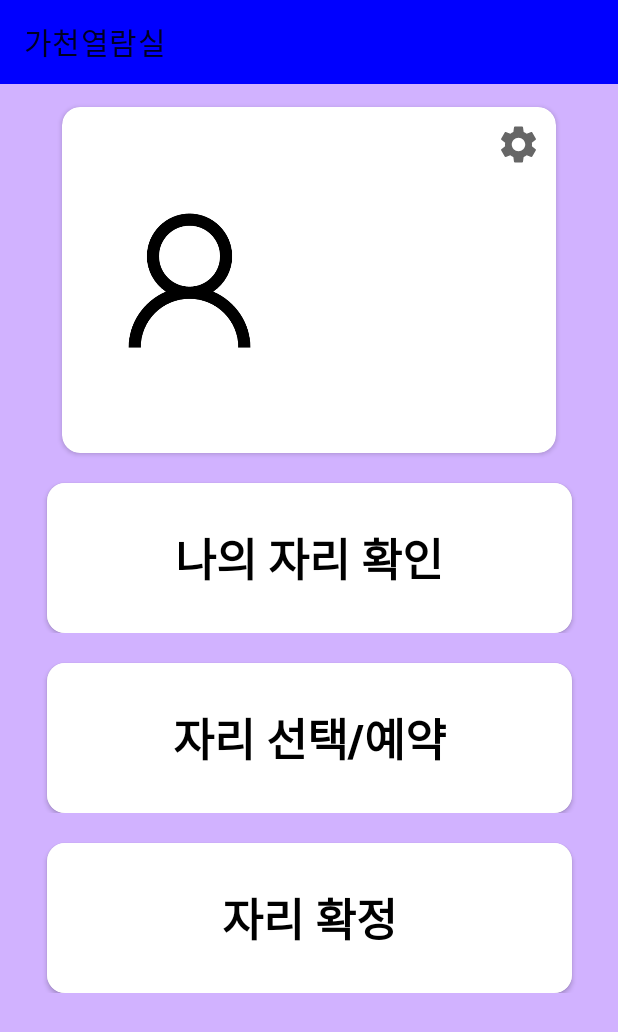
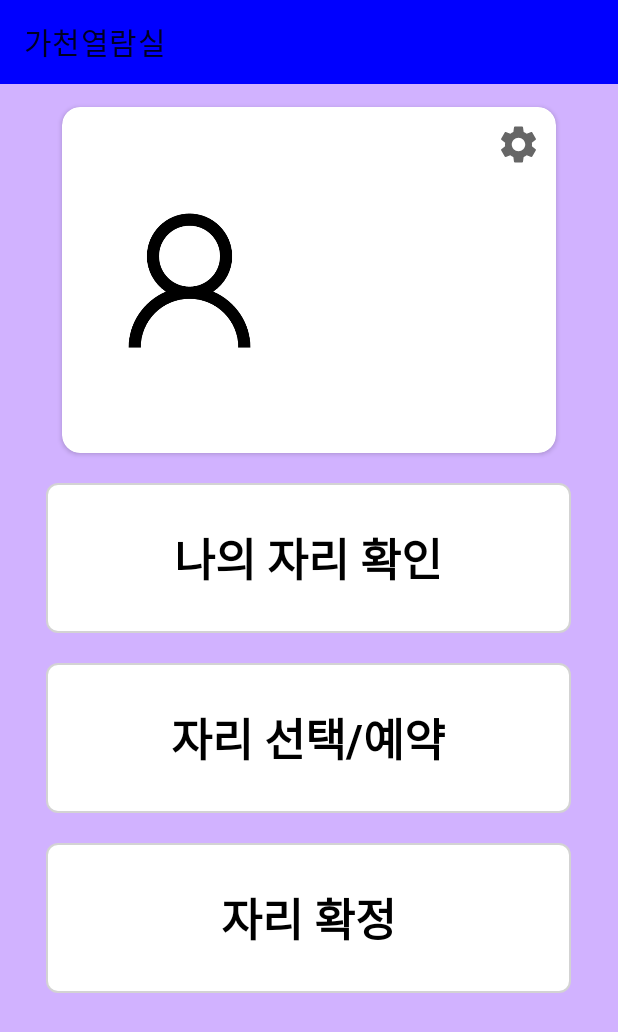
Before and after one commit to YuYangWoo/Gachon_Room, an Android app: the MainFragment screen opened directly, with no data from a screen before it, on a phone screen of 412 x 824 dp. Shown: the top 1032 px of the screen. Run offline under Robolectric (Android 15) with nearby library versions, the phone set to English and light mode, and no system bars; our stand-ins replace data binding, navigation-ui; network calls fail; pictures from the network do not load.

Commit message:
ViewHolder 수정

```diff
--- a/Gachon_Room/app/src/main/java/com/cookandroid/gachon_study_room/adapter/MainAdapter.kt
+++ b/Gachon_Room/app/src/main/java/com/cookandroid/gachon_study_room/adapter/MainAdapter.kt
@@ -9,10 +9,8 @@ import androidx.recyclerview.widget.RecyclerView
 import com.cookandroid.gachon_study_room.R
 import com.cookandroid.gachon_study_room.databinding.HolderSeatListBinding
 
-class MainAdapter(context: Context) : RecyclerView.Adapter<MainAdapter.ListViewHolder>() {
-    private val data: ArrayList<String> by lazy {
-        arrayListOf(context.resources.getString(R.string.confirm_my_seat), context.resources.getString(R.string.choose_or_reservation), context.resources.getString(R.string.confirm_seat))
-    }
+class MainAdapter : RecyclerView.Adapter<MainAdapter.ListViewHolder>() {
+    var data = ArrayList<String>()
 
     override fun onCreateViewHolder(parent: ViewGroup, viewType: Int): ListViewHolder {
         val binding = HolderSeatListBinding.inflate(LayoutInflater.from(parent.context), parent, false)
@@ -30,6 +28,12 @@ class MainAdapter(context: Context) : RecyclerView.Adapter<MainAdapter.ListViewH
     class ListViewHolder(private var binding: HolderSeatListBinding) : RecyclerView.ViewHolder(binding.root) {
         fun onBind(data: String) {
             binding.list = data
+            Log.d("test", data)
+        }
+        init {
+          binding.root.setOnClickListener {
+              Log.d("test", binding.list.toString())
+          }
         }
     }
 }
--- a/Gachon_Room/app/src/main/java/com/cookandroid/gachon_study_room/ui/fragment/MainFragment.kt
+++ b/Gachon_Room/app/src/main/java/com/cookandroid/gachon_study_room/ui/fragment/MainFragment.kt
@@ -15,19 +15,22 @@ import com.cookandroid.gachon_study_room.ui.base.BaseFragment
 import kotlinx.coroutines.*
 
 class MainFragment : BaseFragment<FragmentMainBinding>(R.layout.fragment_main) {
-//    private lateinit var login: Job
+    //    private lateinit var login: Job
 //    private lateinit var job: Job
+    val list: ArrayList<String> by lazy {
+        arrayListOf(resources.getString(R.string.confirm_my_seat), resources.getString(R.string.choose_or_reservation), resources.getString(R.string.confirm_seat))
+    }
+
     private val info: StudentInformation by lazy {
         MySharedPreferences.getInformation(requireContext())
     }
 
     override fun init() {
         super.init()
-        Log.d("test", MySharedPreferences.getUserId(requireContext()))
 
         btnOption()
 
-       binding.student = info
+        binding.student = info
         setRecyclerView()
     }
 
@@ -39,10 +42,11 @@ class MainFragment : BaseFragment<FragmentMainBinding>(R.layout.fragment_main) {
 
     private fun setRecyclerView() {
         with(binding.recyclerMain) {
-            adapter = MainAdapter(requireContext()).apply {
+            adapter = MainAdapter().apply {
+                data = list
                 notifyDataSetChanged()
             }
-            layoutManager =  LinearLayoutManager(requireContext())
+            layoutManager = LinearLayoutManager(requireContext())
             setHasFixedSize(true)
         }
     }
@@ -56,6 +60,4 @@ class MainFragment : BaseFragment<FragmentMainBinding>(R.layout.fragment_main) {
 //    }
 
 
-
-
 }
--- /dev/null
+++ b/Gachon_Room/app/src/main/res/drawable-v24/list_edge.xml
@@ -0,0 +1,14 @@
+<?xml version="1.0" encoding="utf-8"?>
+<!--모형 지정 ex)직사각형 타원 등 -->
+<shape xmlns:android="http://schemas.android.com/apk/res/android"
+    android:shape="rectangle">
+    <!--배경색 -->
+    <solid android:color="#fff"></solid>
+    <!--테두리 색 + 테두리 너비-->
+    <stroke
+        android:width="1dp"
+        android:color="#d3d3d3" />
+    <!--꼭지점 휘는 각도-->
+    <corners
+        android:radius="7dp"  />
+</shape>
--- a/Gachon_Room/app/src/main/res/layout/holder_seat_list.xml
+++ b/Gachon_Room/app/src/main/res/layout/holder_seat_list.xml
@@ -6,31 +6,26 @@
     <data>
         <variable
             name="list"
-            type="String" />
+            type="java.lang.String" />
     </data>
 
-    <androidx.constraintlayout.widget.ConstraintLayout
+    <LinearLayout
         android:layout_width="match_parent"
-        android:layout_height="wrap_content">
+        android:layout_height="wrap_content"
+        android:layout_marginTop="20dp"
+        android:gravity="center"
+        android:orientation="vertical">
 
-        <androidx.cardview.widget.CardView
-            android:layout_width="350dp"
-            android:layout_height="100dp"
-            app:layout_constraintEnd_toEndOf="parent"
-            app:layout_constraintStart_toStartOf="parent"
-            app:layout_constraintTop_toTopOf="parent"
-            android:layout_marginTop="20dp"
-            app:cardCornerRadius="12dp">
-
-            <android.widget.Button
-                android:layout_width="match_parent"
-                android:layout_height="match_parent"
-                android:text="@{list, default=자리확인}"
-                android:background="@color/white"
+            <TextView
+                android:id="@+id/txtOption"
+                android:foreground="?android:attr/selectableItemBackground"
                 style="@style/BaseText"
                 android:textSize="30dp"
+                android:background="@drawable/list_edge"
+                android:layout_width="350dp"
+                android:layout_height="100dp"
+                android:gravity="center"
+                android:text="@{list, default=자리확인}"
                 />
-
-        </androidx.cardview.widget.CardView>
-    </androidx.constraintlayout.widget.ConstraintLayout>
+    </LinearLayout>
 </layout>
```
